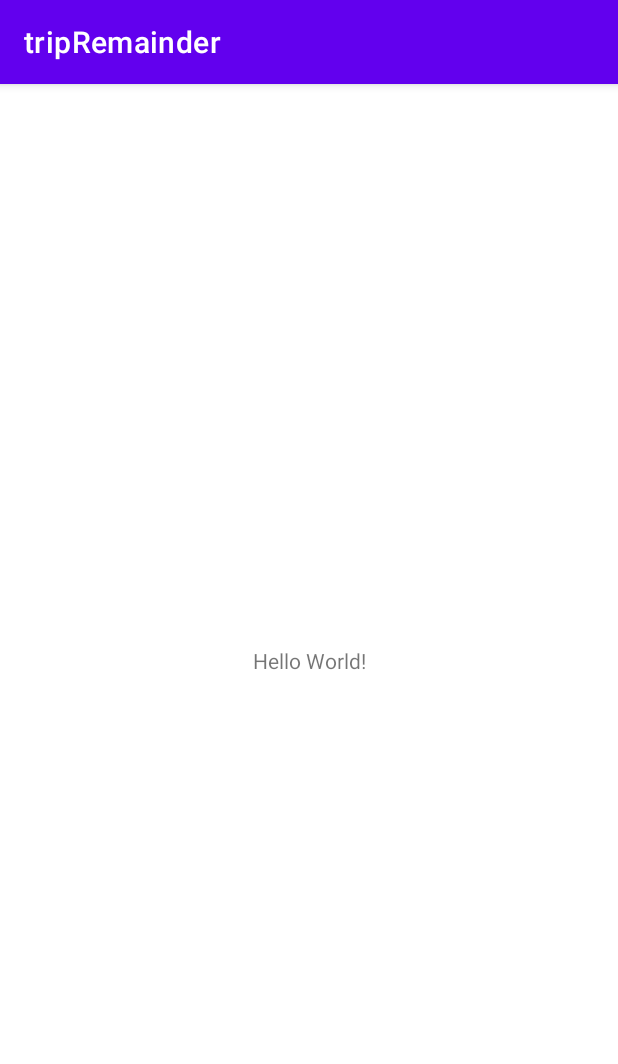
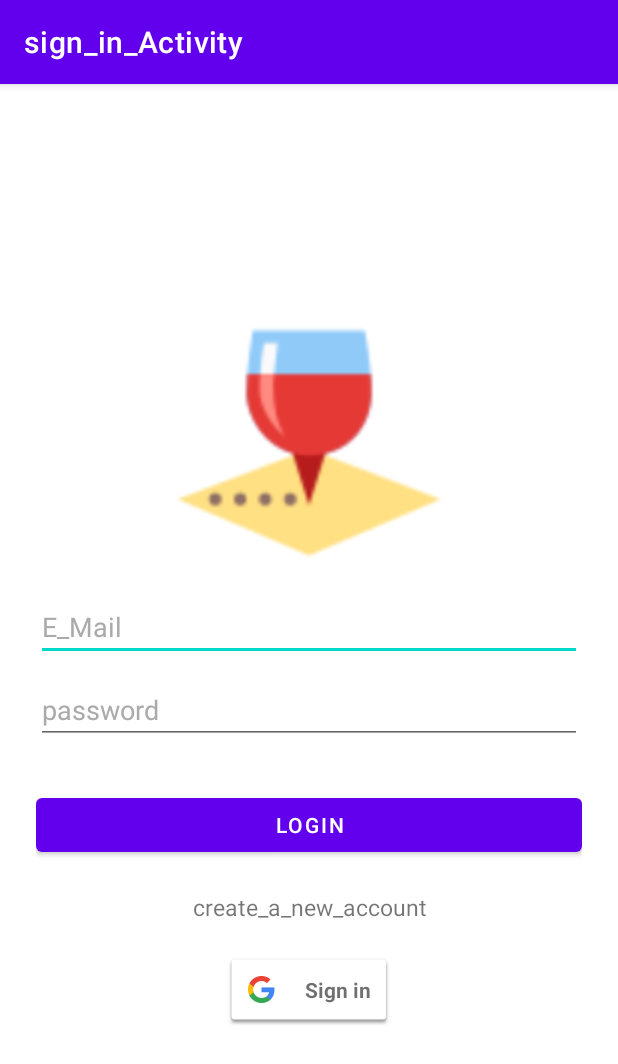
Before and after one commit to khalidSafwany/tripRemind, an Android app: the screen it shows after launch (MainActivity before the commit, Sign_inActivity after it), on a phone screen of 412 x 824 dp. Shown: the top 1064 px of the screen. Run offline under Robolectric (Android 15) with nearby library versions, the phone set to English and light mode, and no system bars; our stand-ins replace Firebase (no records; nobody signed in at launch, a user with empty details on screens opened directly).

Commit message:
signIn and SigUp screans

```diff
--- /dev/null
+++ b/app/src/main/java/com/example/tripremainder/Sign_inActivity.java
@@ -0,0 +1,207 @@
+package com.example.tripremainder;
+
+import androidx.annotation.NonNull;
+import androidx.appcompat.app.AppCompatActivity;
+
+import android.content.Intent;
+import android.os.Bundle;
+import android.text.TextUtils;
+import android.util.Log;
+import android.view.View;
+import android.widget.Button;
+import android.widget.EditText;
+import android.widget.ProgressBar;
+import android.widget.TextView;
+import android.widget.Toast;
+
+import com.google.android.gms.auth.api.signin.GoogleSignIn;
+import com.google.android.gms.auth.api.signin.GoogleSignInAccount;
+import com.google.android.gms.auth.api.signin.GoogleSignInClient;
+import com.google.android.gms.auth.api.signin.GoogleSignInOptions;
+import com.google.android.gms.common.SignInButton;
+import com.google.android.gms.common.api.ApiException;
+import com.google.android.gms.tasks.OnCompleteListener;
+import com.google.android.gms.tasks.Task;
+import com.google.firebase.auth.AuthCredential;
+import com.google.firebase.auth.AuthResult;
+import com.google.firebase.auth.FirebaseAuth;
+import com.google.firebase.auth.FirebaseUser;
+import com.google.firebase.auth.GoogleAuthProvider;
+
+public class Sign_inActivity extends AppCompatActivity {
+
+
+    private static final String TAG = "";
+    private EditText inputEmail, inputPassword;
+    private FirebaseAuth mAuth;
+    private ProgressBar progressBar;
+
+    SignInButton button;
+    private final static int RC_SIGN_IN = 123;
+    GoogleSignInClient mGoogleSignInClient;
+    FirebaseAuth.AuthStateListener mAuthListner;
+
+    @Override
+    protected void onStart() {
+
+        super.onStart();
+
+        mAuth.addAuthStateListener(mAuthListner);
+
+    }
+
+    @Override
+    protected void onCreate(Bundle savedInstanceState) {
+        super.onCreate(savedInstanceState);
+        setContentView(R.layout.activity_sign_in);
+
+        mAuth = FirebaseAuth.getInstance();
+
+        //check the current user
+        if (mAuth.getCurrentUser() != null) {
+            startActivity(new Intent(Sign_inActivity.this, MainActivity.class));
+            finish();
+        }
+
+        setContentView(R.layout.activity_sign_in);
+
+        inputEmail = (EditText) findViewById(R.id.email);
+        inputPassword = (EditText) findViewById(R.id.password);
+        Button ahlogin = (Button) findViewById(R.id.ah_login);
+        progressBar = (ProgressBar) findViewById(R.id.progressBar);
+        TextView btnSignIn = (TextView) findViewById(R.id.sign_in_button);
+        button = (SignInButton) findViewById(R.id.sign_in_google);
+
+        button.setOnClickListener(new View.OnClickListener() {
+            @Override
+            public void onClick(View v) {
+                signIn();
+            }
+        });
+
+
+        btnSignIn.setOnClickListener(new View.OnClickListener() {
+            @Override
+            public void onClick(View v) {
+                startActivity(new Intent(Sign_inActivity.this, Sign_upActivity.class));
+            }
+        });
+
+
+        mAuth = FirebaseAuth.getInstance();
+
+        // Checking the email id and password is Empty
+        ahlogin.setOnClickListener(new View.OnClickListener() {
+            @Override
+            public void onClick(View v) {
+                String email = inputEmail.getText().toString();
+                final String password = inputPassword.getText().toString();
+                if (TextUtils.isEmpty(email)) {
+                    Toast.makeText(getApplicationContext(), "Please enter your email", Toast.LENGTH_SHORT).show();
+                    return;
+                }
+                if (TextUtils.isEmpty(password)) {
+                    Toast.makeText(getApplicationContext(), "Enter Password", Toast.LENGTH_SHORT).show();
+                    return;
+                }
+
+                progressBar.setVisibility(View.VISIBLE);
+
+
+                //authenticate user
+                mAuth.signInWithEmailAndPassword(email, password)
+                        .addOnCompleteListener(Sign_inActivity.this, new OnCompleteListener<AuthResult>() {
+                            @Override
+                            public void onComplete(@NonNull Task<AuthResult> task) {
+
+                                progressBar.setVisibility(View.GONE);
+
+                                if (task.isSuccessful()) {
+                                    // there was an error
+                                    Log.d(TAG, "signInWithEmail:success");
+                                    Intent intent = new Intent(Sign_inActivity.this, MainActivity.class);
+                                    startActivity(intent);
+                                    finish();
+
+                                } else {
+                                    Log.d(TAG, "singInWithEmail:Fail");
+                                    Toast.makeText(Sign_inActivity.this, getString(R.string.failed), Toast.LENGTH_LONG).show();
+                                }
+                            }
+
+                        });
+            }
+
+        });
+
+
+        mAuthListner = new FirebaseAuth.AuthStateListener() {
+            @Override
+            public void onAuthStateChanged(@NonNull FirebaseAuth firebaseAuth) {
+                if (firebaseAuth.getCurrentUser() != null) {
+                    startActivity(new Intent(Sign_inActivity.this, MainActivity.class));
+                }
+
+            }
+        };
+
+        GoogleSignInOptions gso = new GoogleSignInOptions.Builder(GoogleSignInOptions.DEFAULT_SIGN_IN)
+                .requestIdToken(getString(R.string.default_web_client_id))
+                .requestEmail()
+                .build();
+
+        mGoogleSignInClient = GoogleSignIn.getClient(this, gso);
+
+
+    }
+
+
+    private void signIn() {
+        Intent signInIntent = mGoogleSignInClient.getSignInIntent();
+        startActivityForResult(signInIntent, RC_SIGN_IN);
+    }
+
+    @Override
+    public void onActivityResult(int requestCode, int resultCode, Intent data) {
+        super.onActivityResult(requestCode, resultCode, data);
+
+        // Result returned from launching the Intent from GoogleSignInApi.getSignInIntent(...);
+        if (requestCode == RC_SIGN_IN) {
+            Task<GoogleSignInAccount> task = GoogleSignIn.getSignedInAccountFromIntent(data);
+            try {
+                // Google Sign In was successful, authenticate with Firebase
+                GoogleSignInAccount account = task.getResult(ApiException.class);
+                firebaseAuthWithGoogle(account);
+            } catch (ApiException e) {
+
+                // Google Sign In failed, update UI appropriately
+                Log.w(TAG, "Google sign in failed", e);
+                // ...
+            }
+        }
+    }
+
+    private void firebaseAuthWithGoogle(GoogleSignInAccount account) {
+        AuthCredential credential = GoogleAuthProvider.getCredential(account.getIdToken(), null);
+        mAuth.signInWithCredential(credential)
+                .addOnCompleteListener(this, new OnCompleteListener<AuthResult>() {
+                    @Override
+                    public void onComplete(@NonNull Task<AuthResult> task) {
+                        if (task.isSuccessful()) {
+                            // Sign in success, update UI with the signed-in user's information
+                            Log.d(TAG, "signInWithCredential:success");
+                            FirebaseUser user = mAuth.getCurrentUser();
+                            //updateUI(user);
+                        } else {
+                            // If sign in fails, display a message to the user.
+                            Log.w(TAG, "signInWithCredential:failure", task.getException());
+                            Toast.makeText(Sign_inActivity.this, "Aut Fail", Toast.LENGTH_SHORT).show();
+                            //updateUI(null);
+                        }
+
+                        // ...
+                    }
+                });
+    }
+
+}
--- /dev/null
+++ b/app/src/main/res/layout/activity_sign_in.xml
@@ -0,0 +1,86 @@
+<?xml version="1.0" encoding="utf-8"?>
+
+<androidx.coordinatorlayout.widget.CoordinatorLayout xmlns:android="http://schemas.android.com/apk/res/android"
+    xmlns:tools="http://schemas.android.com/tools"
+    android:layout_width="match_parent"
+    android:layout_height="match_parent"
+    android:fitsSystemWindows="true">
+
+    <LinearLayout
+        android:layout_width="match_parent"
+        android:layout_height="match_parent"
+        android:gravity="center"
+        android:orientation="vertical"
+        android:padding="24dp">
+
+        <ImageView
+            android:layout_width="200dp"
+            android:layout_height="200dp"
+            android:layout_gravity="center"
+            android:contentDescription="@string/image"
+            android:minWidth="0dp"
+            android:minHeight="0dp"
+            android:scaleType="fitCenter"
+            android:src="@drawable/logo1" />
+
+
+        <EditText
+            android:id="@+id/email"
+            android:layout_width="match_parent"
+            android:layout_height="wrap_content"
+            android:layout_marginBottom="10dp"
+            android:hint="@string/email"
+            android:inputType="textEmailAddress"
+            android:textColor="@android:color/black"
+            android:textColorHint="@android:color/darker_gray" />
+
+
+        <EditText
+            android:id="@+id/password"
+            android:layout_width="fill_parent"
+            android:layout_height="wrap_content"
+            android:layout_marginBottom="10dp"
+            android:hint="@string/password"
+            android:inputType="textPassword"
+            android:textColor="@android:color/black"
+            android:textColorHint="@android:color/darker_gray" />
+
+        <!-- Login Button -->
+        <Button
+            android:id="@+id/ah_login"
+            android:layout_width="fill_parent"
+            android:layout_height="wrap_content"
+            android:layout_marginTop="20dip"
+            android:text="@string/login"
+         />
+
+        <TextView
+            android:id="@+id/sign_in_button"
+            android:layout_width="fill_parent"
+            android:layout_height="wrap_content"
+            android:layout_marginTop="20dip"
+            android:background="@null"
+            android:gravity="center"
+            android:text="@string/create_a_new_account"
+            android:textAllCaps="false"
+            android:textSize="15sp" />
+
+        <com.google.android.gms.common.SignInButton
+            android:id="@+id/sign_in_google"
+            android:layout_width="wrap_content"
+            android:layout_height="wrap_content"
+            android:layout_marginTop="10dp"
+            android:paddingTop="10dp" />
+
+    </LinearLayout>
+
+
+    <ProgressBar
+        android:id="@+id/progressBar"
+        android:layout_width="20dp"
+        android:layout_height="20dp"
+        android:layout_gravity="center|bottom"
+        android:layout_marginBottom="20dp"
+        android:visibility="gone" />
+
+</androidx.coordinatorlayout.widget.CoordinatorLayout>
--- /dev/null
+++ b/app/src/main/res/values-round/strings.xml
@@ -0,0 +1,3 @@
+<resources>
+    <string name="hello_world">Hello Round World!</string>
+</resources>
--- a/app/src/main/res/values/strings.xml
+++ b/app/src/main/res/values/strings.xml
@@ -1,3 +1,17 @@
 <resources>
     <string name="app_name">tripRemainder</string>
+    <string name="title_activity_sign_up">Sign_upActivity</string>
+    <!--
+    This string is used for square devices and overridden by hello_world in
+    values-round/strings.xml for round devices.
+    -->
+    <string name="hello_world">Hello Square World!</string>
+    <string name="E_Mail">E_Mail</string>
+    <string name="password">password</string>
+    <string name="email">E_Mail</string>
+    <string name="login">login</string>
+    <string name="create_a_new_account">create_a_new_account</string>
+    <string name="image">image</string>
+    <string name="failed">Faild</string>
+    <string name="title_activity_sign_in">sign_in_Activity</string>
 </resources>
--- a/build.gradle
+++ b/build.gradle
@@ -9,6 +9,7 @@ buildscript {
 
         // NOTE: Do not place your application dependencies here; they belong
         // in the individual module build.gradle files
+        classpath 'com.google.gms:google-services:4.3.5'
     }
 }
 
```
Also changed, not shown: app/build.gradle (+15 -0 lines), app/src/main/AndroidManifest.xml (+28 -2 lines), app/src/main/java/com/example/tripremainder/MainActivity.java (+16 -0 lines), app/src/main/java/com/example/tripremainder/Sign_upActivity.java (added, +107 -0 lines), app/src/main/res/layout/activity_main.xml (+12 -0 lines), app/src/main/res/layout/activity_sign_up.xml (added, +78 -0 lines), app/src/main/res/values/dimens.xml (added, +15 -0 lines), app/src/main/res/drawable-v24/logo.png (added), app/src/main/res/drawable-v24/logo1.png (added), 1 other file.
